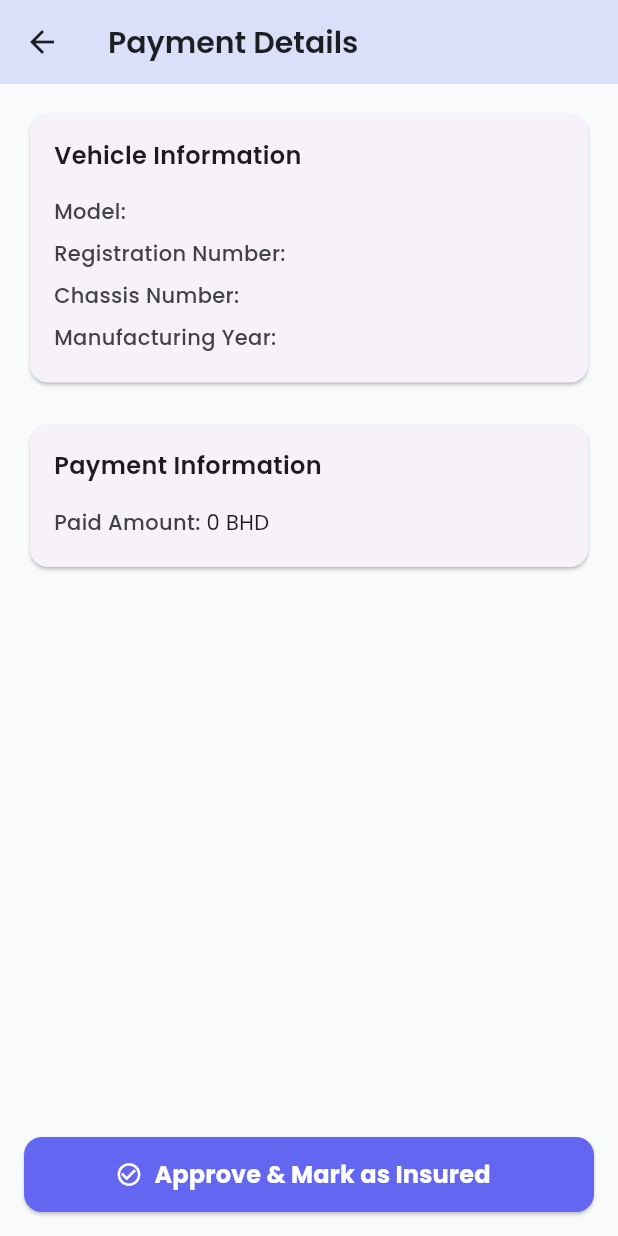
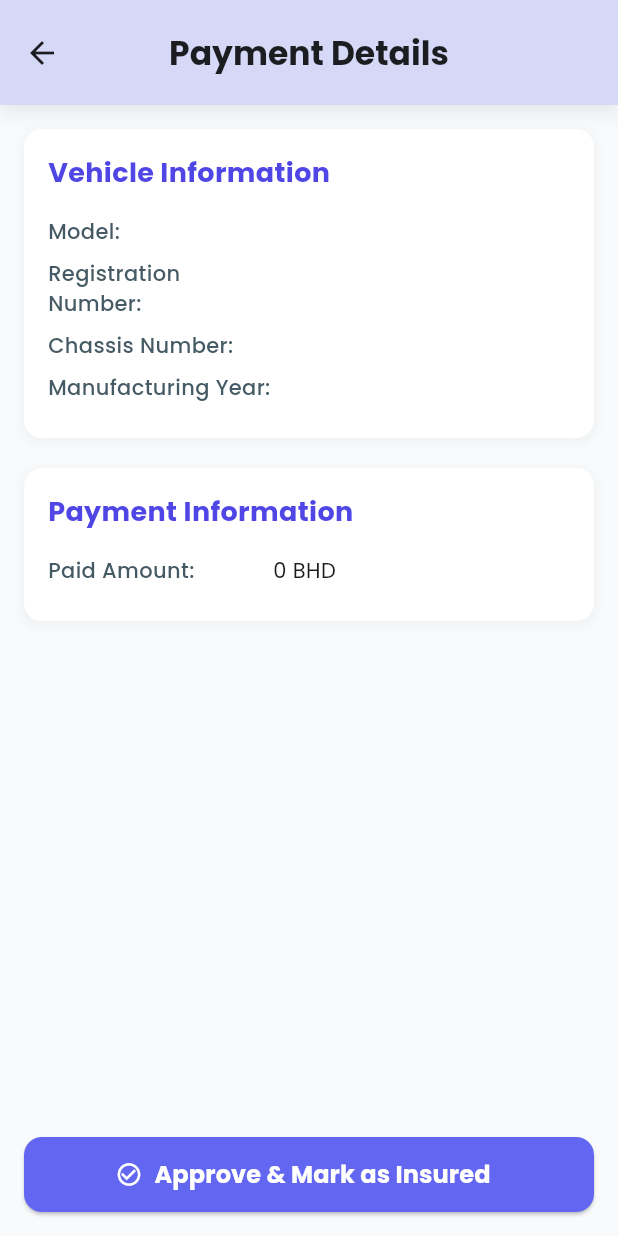
Before and after one commit to Hawra-14/CS444-project, a Flutter app: the PaymentDetailsPage screen opened directly with empty values, on a phone screen of 412 x 824 dp. Run offline on Flutter 3.47's test engine with Material 3 defaults, Android fonts, the phone set to English and light mode, and no system bars; our stand-ins replace cloud_firestore, firebase_auth, firebase_core, firebase_storage, google_fonts; missing offline and left inert: dart:html; accounts and stored records are empty.

Commit message:
minor modifications

```diff
--- a/project/lib/screens/accident_Report.dart
+++ b/project/lib/screens/accident_Report.dart
@@ -77,6 +77,7 @@ class _AccidentReportScreenState extends State<AccidentReportScreen> {
   @override
   Widget build(BuildContext context) {
     return Scaffold(
+      backgroundColor: const Color(0xFFF8FAFC),
       appBar: AppBar(
         backgroundColor: const Color(0xFFE0E7FF).withOpacity(0.95),
         elevation: 6,
@@ -264,7 +265,7 @@ class _AccidentReportScreenState extends State<AccidentReportScreen> {
           isError: false);
       Navigator.pop(context);
     } catch (e) {
-      _showStyledSnackbar(context, 'Error submitting report: $e');
+      _showStyledSnackbar(context, 'Error submitting report: $e', isError: true);
     }
   }
 
--- a/project/lib/screens/add_vehicle.dart
+++ b/project/lib/screens/add_vehicle.dart
@@ -138,7 +138,7 @@ class _VehicleFormScreenState extends State<VehicleFormScreen> {
       }
     } catch (e) {
       Navigator.pop(context);
-      _showStyledSnackbar(context, 'Failed to add vehicle: $e');
+      _showStyledSnackbar(context, 'Failed to add vehicle: $e', isError: true);
     }
   }
 
--- a/project/lib/screens/admin_dashboard.dart
+++ b/project/lib/screens/admin_dashboard.dart
@@ -129,7 +129,7 @@ class OfferSelectionRequestsTab extends StatelessWidget {
     return StreamBuilder<QuerySnapshot>(
       stream: FirebaseFirestore.instance
           .collection('insurance_requests')
-          .where('status', isEqualTo: 'offerSelected')
+          .where('status', isEqualTo: 'offer_selected')
           .snapshots(),
       builder: (context, snapshot) {
         if (snapshot.connectionState == ConnectionState.waiting) {
--- a/project/lib/screens/insurance_Report.dart
+++ b/project/lib/screens/insurance_Report.dart
@@ -89,6 +89,7 @@ class _InsurancePolicyReportPageState extends State<InsurancePolicyReportPage> {
   @override
   Widget build(BuildContext context) {
     return Scaffold(
+      backgroundColor: const Color(0xFFF8FAFC),
       appBar: AppBar(
         backgroundColor: const Color(0xFFE0E7FF).withOpacity(0.95),
         elevation: 6,
--- a/project/lib/screens/offers.dart
+++ b/project/lib/screens/offers.dart
@@ -49,7 +49,7 @@ class _OfferSelectionPageState extends State<OfferSelectionPage> {
     if (selectedIndex == null ||
         requestDocId == null ||
         adjustedPrice == null) {
-      _showStyledSnackbar(context, 'Please select and adjust an offer');
+      _showStyledSnackbar(context, 'Please select and adjust an offer', isError: true);
       return;
     }
 
@@ -116,9 +116,9 @@ class _OfferSelectionPageState extends State<OfferSelectionPage> {
     return Scaffold(
       backgroundColor: const Color(0xFFF8FAFC),
       appBar: AppBar(
-        backgroundColor: const Color(0xFFE0E7FF),
+        backgroundColor: const Color(0xFFE0E7FF).withOpacity(0.95),
         elevation: 6,
-        shadowColor: Colors.black26,
+        shadowColor: Colors.black38,
         centerTitle: true,
         toolbarHeight: 70,
         title: Text(
--- a/project/lib/screens/payment_details.dart
+++ b/project/lib/screens/payment_details.dart
@@ -14,11 +14,8 @@ class PaymentDetailsPage extends StatelessWidget {
     required this.requestData,
   });
 
-  void _showStyledSnackbar(
-    BuildContext context,
-    String message, {
-    bool isError = true,
-  }) {
+  void _showStyledSnackbar(BuildContext context, String message,
+      {bool isError = true}) {
     final Color backgroundColor =
         isError ? Colors.red[400]! : Colors.green[600]!;
     final Icon icon = Icon(
@@ -34,11 +31,13 @@ class PaymentDetailsPage extends StatelessWidget {
           children: [
             icon,
             const SizedBox(width: 12),
-            Text(
+            Expanded(
+              child: Text(
                 message,
                 style: GoogleFonts.poppins(
                   color: Colors.white,
                   fontWeight: FontWeight.w500,
+                ),
               ),
             ),
           ],
@@ -61,13 +60,15 @@ class PaymentDetailsPage extends StatelessWidget {
       backgroundColor: const Color(0xFFF8FAFC),
       appBar: AppBar(
         backgroundColor: const Color(0xFFE0E7FF),
-        elevation: 1,
-        iconTheme: const IconThemeData(color: Colors.black87),
+        elevation: 4,
+        shadowColor: Colors.black26,
+        centerTitle: true,
+        toolbarHeight: 70,
         title: Text(
-          'Payment Details',
+          "Payment Details",
           style: GoogleFonts.poppins(
-            fontSize: 20,
-            fontWeight: FontWeight.w600,
+            fontSize: 22,
+            fontWeight: FontWeight.bold,
             color: Colors.black87,
           ),
         ),
@@ -85,31 +86,35 @@ class PaymentDetailsPage extends StatelessWidget {
           final vehicle = snapshot.data!.data() as Map<String, dynamic>;
 
           return Padding(
-            padding: const EdgeInsets.all(16.0),
+            padding: const EdgeInsets.all(16),
             child: Column(
               children: [
                 Expanded(
                   child: ListView(
                     children: [
-                      _infoCard(title: "Vehicle Information", children: [
+                      _sectionCard(
+                        "Vehicle Information",
+                        [
                           _infoRow("Model", vehicle['model']),
                           _infoRow("Registration Number",
                               vehicle['registrationNumber']),
                           _infoRow("Chassis Number", vehicle['chassisNumber']),
                           _infoRow("Manufacturing Year",
-                            vehicle['manufacturingYear'].toString()),
-                      ]),
+                              vehicle['manufacturingYear']?.toString()),
+                        ],
+                      ),
                       const SizedBox(height: 20),
-                      _infoCard(title: "Payment Information", children: [
-                        if (requestData['selectedOffer'] != null &&
-                            requestData['selectedOffer']['price'] != null)
+                      _sectionCard(
+                        "Payment Information",
+                        [
                           _infoRow(
                             "Paid Amount",
-                            "${requestData['selectedOffer']['price']} BHD",
-                          )
-                        else
-                          _infoRow("Paid Amount", "N/A"),
-                      ]),
+                            requestData['selectedOffer']?['price'] != null
+                                ? "${requestData['selectedOffer']['price']} BHD"
+                                : "N/A",
+                          ),
+                        ],
+                      ),
                     ],
                   ),
                 ),
@@ -118,17 +123,16 @@ class PaymentDetailsPage extends StatelessWidget {
                   icon: const Icon(Icons.check_circle_outline,
                       color: Colors.white),
                   style: ElevatedButton.styleFrom(
+                    backgroundColor: const Color(0xFF6366F1),
                     minimumSize: const Size.fromHeight(50),
-                    backgroundColor: const Color(0xFF6366F1),
                     shape: RoundedRectangleBorder(
-                      borderRadius: BorderRadius.circular(12),
-                    ),
+                        borderRadius: BorderRadius.circular(12)),
                   ),
                   label: Text(
                     "Approve & Mark as Insured",
                     style: GoogleFonts.poppins(
+                      fontSize: 16,
                       fontWeight: FontWeight.bold,
-                      fontSize: 16,
                       color: Colors.white,
                     ),
                   ),
@@ -176,7 +180,7 @@ class PaymentDetailsPage extends StatelessWidget {
                       });
 
                       _showStyledSnackbar(
-                          context, 'Request approved and policy created.');
+                          context, 'Request approved and policy created.', isError: false);
                       Navigator.of(context).pop();
                     } catch (e) {
                       _showStyledSnackbar(context, 'Error: $e', isError: true);
@@ -191,41 +195,53 @@ class PaymentDetailsPage extends StatelessWidget {
     );
   }
 
-  Widget _infoCard({required String title, required List<Widget> children}) {
-    return Card(
-      elevation: 1,
-      shape: RoundedRectangleBorder(borderRadius: BorderRadius.circular(12)),
-      child: Padding(
+  Widget _sectionCard(String title, List<Widget> children) {
+    return Container(
       padding: const EdgeInsets.all(16),
+      decoration: BoxDecoration(
+        color: Colors.white,
+        borderRadius: BorderRadius.circular(12),
+        boxShadow: [
+          BoxShadow(
+            color: Colors.grey.withOpacity(0.1),
+            spreadRadius: 1,
+            blurRadius: 5,
+            offset: const Offset(0, 2),
+          ),
+        ],
+      ),
       child: Column(
         crossAxisAlignment: CrossAxisAlignment.start,
         children: [
           Text(
             title,
             style: GoogleFonts.poppins(
-                fontSize: 16,
-                fontWeight: FontWeight.w600,
+              fontSize: 18,
+              fontWeight: FontWeight.bold,
+              color: const Color(0xFF4F46E5),
             ),
           ),
-            const SizedBox(height: 12),
+          const SizedBox(height: 16),
           ...children,
         ],
-        ),
       ),
     );
   }
 
   Widget _infoRow(String label, String? value) {
     return Padding(
-      padding: const EdgeInsets.symmetric(vertical: 4),
+      padding: const EdgeInsets.only(bottom: 8),
       child: Row(
         crossAxisAlignment: CrossAxisAlignment.start,
         children: [
-          Text(
-            '$label: ',
+          SizedBox(
+            width: 150,
+            child: Text(
+              '$label:',
               style: GoogleFonts.poppins(
                 fontWeight: FontWeight.w500,
-              color: Colors.grey[800],
+                color: Colors.blueGrey[700],
+              ),
             ),
           ),
           Expanded(
--- a/project/lib/screens/signup.dart
+++ b/project/lib/screens/signup.dart
@@ -157,12 +157,12 @@ class _SignupScreenState extends State<SignupScreen> {
                                       builder: (_) => CustomerHomeScreen()),
                                 );
                               } else {
-                                _showStyledSnackbar(context, errorMessage);
+                                _showStyledSnackbar(context, errorMessage, isError: true);
                               }
                             } catch (e) {
                               Navigator.of(context, rootNavigator: true).pop();
                               _showStyledSnackbar(
-                                  context, 'An unexpected error occurred.');
+                                  context, 'An unexpected error occurred.', isError: true);
                               debugPrint('Signup Error: $e');
                             }
                           }
--- a/project/lib/screens/vehicle_details.dart
+++ b/project/lib/screens/vehicle_details.dart
@@ -86,6 +86,7 @@ class _VehicleDetailsPageState extends State<VehicleDetailsPage> {
     if (isLoading) return const Center(child: CircularProgressIndicator());
 
     return Scaffold(
+      backgroundColor: const Color(0xFFF8FAFC),
       appBar: AppBar(
         backgroundColor: const Color(0xFFE0E7FF).withOpacity(0.95),
         elevation: 6,
@@ -370,7 +371,7 @@ class _VehicleDetailsPageState extends State<VehicleDetailsPage> {
             isError: false);
         Navigator.pop(context);
       } catch (e) {
-        _showStyledSnackbar(context, 'Error deleting vehicle: $e');
+        _showStyledSnackbar(context, 'Error deleting vehicle: $e', isError: true);
       }
     }
   }
```
Also changed, not shown: project/lib/screens/customer_home.dart (+13 -5 lines), project/lib/screens/offer_selection_details.dart (+4 -3 lines), project/lib/screens/request_Details.dart (+1 -41 lines). Lines whose indentation alone changed are shown as unchanged.
